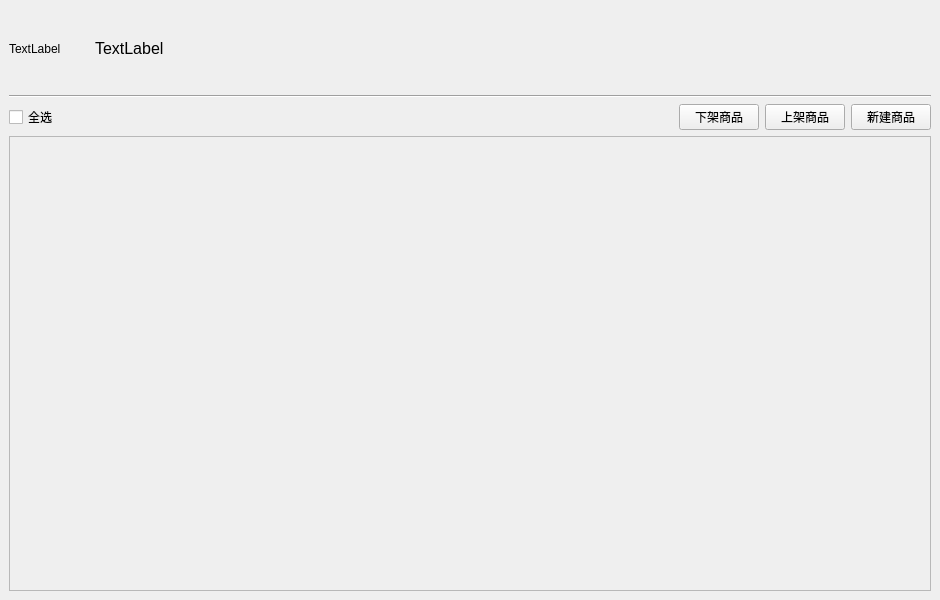
The window that ShopEditWindow.ui (tsukishima1321/shopping) describes before a commit, drawn with Qt 5.
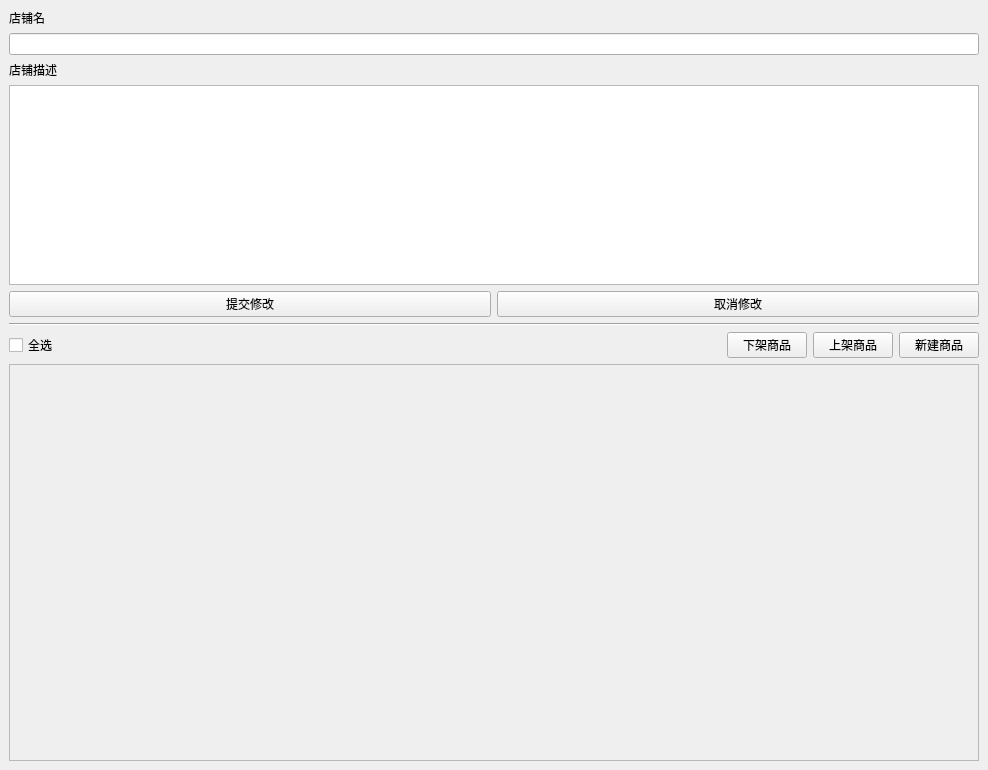
The same window after the commit.

Commit message: complete shop&goods edit&add window

```diff
--- a/ShopEditWindow.ui
+++ b/ShopEditWindow.ui
@@ -6,8 +6,8 @@
    <rect>
     <x>0</x>
     <y>0</y>
-    <width>940</width>
-    <height>600</height>
+    <width>988</width>
+    <height>770</height>
    </rect>
   </property>
   <property name="windowTitle">
@@ -16,57 +16,63 @@
   <widget class="QWidget" name="centralwidget">
    <layout class="QVBoxLayout" name="verticalLayout">
     <item>
-     <layout class="QHBoxLayout" name="horizontalLayout">
+     <layout class="QVBoxLayout" name="verticalLayout_2">
       <item>
-       <widget class="QLabel" name="labelShopIcon">
+       <widget class="QLabel" name="label">
+        <property name="text">
+         <string>店铺名</string>
+        </property>
+       </widget>
+      </item>
+      <item>
+       <widget class="QLineEdit" name="lineEditShopName"/>
+      </item>
+      <item>
+       <widget class="QLabel" name="label_2">
+        <property name="text">
+         <string>店铺描述</string>
+        </property>
+       </widget>
+      </item>
+      <item>
+       <widget class="QPlainTextEdit" name="textEditShopDes">
         <property name="sizePolicy">
-         <sizepolicy hsizetype="Fixed" vsizetype="Fixed">
+         <sizepolicy hsizetype="Expanding" vsizetype="Fixed">
           <horstretch>0</horstretch>
           <verstretch>0</verstretch>
          </sizepolicy>
         </property>
         <property name="minimumSize">
          <size>
-          <width>80</width>
-          <height>80</height>
+          <width>0</width>
+          <height>200</height>
          </size>
         </property>
-        <property name="text">
-         <string>TextLabel</string>
-        </property>
-       </widget>
-      </item>
-      <item>
-       <widget class="QLabel" name="labelShopName">
-        <property name="sizePolicy">
-         <sizepolicy hsizetype="Preferred" vsizetype="Fixed">
-          <horstretch>0</horstretch>
-          <verstretch>0</verstretch>
-         </sizepolicy>
-        </property>
-        <property name="font">
-         <font>
-          <pointsize>12</pointsize>
-          <bold>false</bold>
-         </font>
-        </property>
-        <property name="text">
-         <string>TextLabel</string>
-        </property>
-       </widget>
-      </item>
-      <item>
-       <spacer name="horizontalSpacer">
-        <property name="orientation">
-         <enum>Qt::Horizontal</enum>
-        </property>
-        <property name="sizeHint" stdset="0">
+        <property name="maximumSize">
          <size>
-          <width>40</width>
-          <height>20</height>
+          <width>16777215</width>
+          <height>200</height>
          </size>
         </property>
-       </spacer>
+       </widget>
+      </item>
+      <item>
+       <layout class="QHBoxLayout" name="horizontalLayout">
+        <item>
+         <widget class="QPushButton" name="buttonSubmit">
+          <property name="text">
+           <string>提交修改</string>
+          </property>
+         </widget>
+        </item>
+        <item>
+         <widget class="QPushButton" name="buttonCancel">
+          <property name="text">
+           <string>取消修改</string>
+          </property>
+         </widget>
+        </item>
+       </layout>
       </item>
      </layout>
     </item>
@@ -132,8 +138,8 @@
         <rect>
          <x>0</x>
          <y>0</y>
-         <width>920</width>
-         <height>452</height>
+         <width>968</width>
+         <height>402</height>
         </rect>
        </property>
       </widget>
```
The commit also changes 14 other files.
